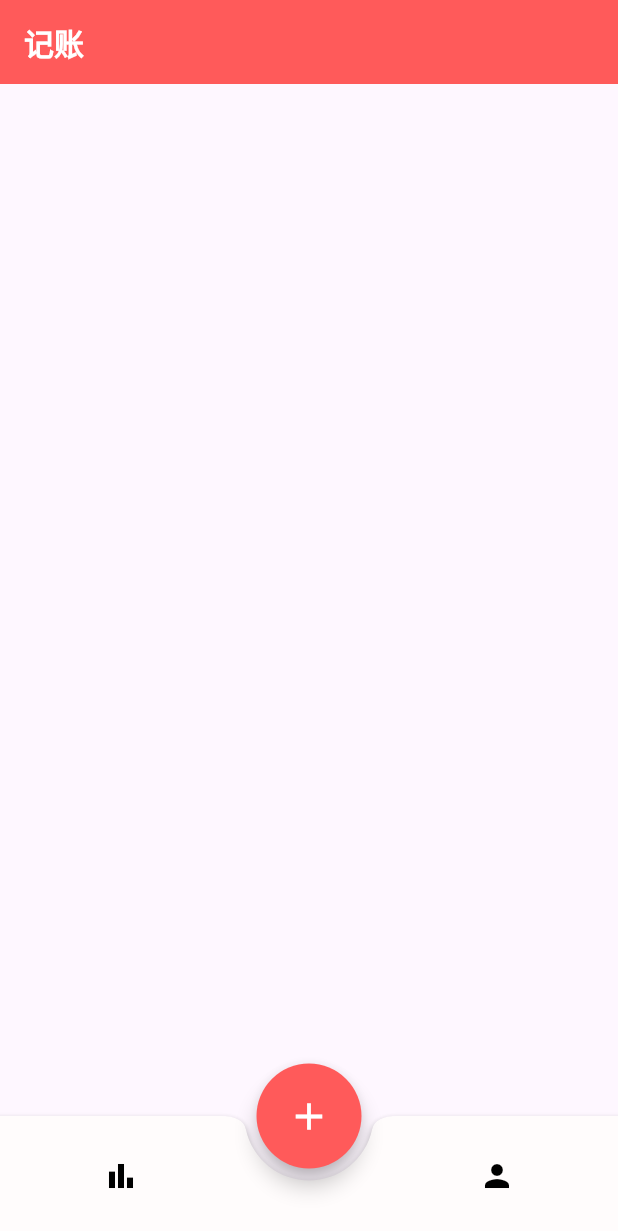
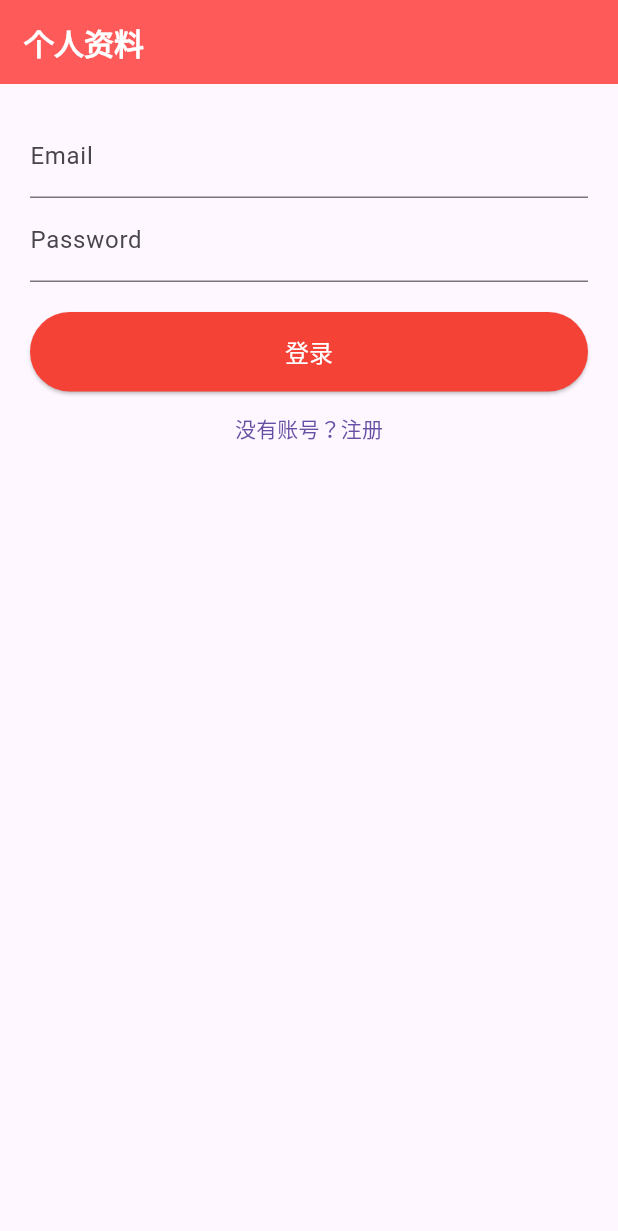
Before and after one commit to Rouben-Teh/MyBookkeeping, a Flutter app: the screen it shows after launch, on a phone screen of 412 x 824 dp. Shown: the top 1231 px of the screen. Run offline on Flutter 3.47's test engine with Material 3 defaults, Android fonts, the phone set to English and light mode, and no system bars; our stand-ins replace shared_preferences.

Commit message:
login as first screen when not login, transaction not show bug fixed, add category column at data

```diff
--- a/flutter_app/lib/main.dart
+++ b/flutter_app/lib/main.dart
@@ -1,11 +1,12 @@
 import 'package:flutter/material.dart';
 import 'package:provider/provider.dart';
 import 'utils/app_state.dart';
+import 'singleton/singleton.dart';
 import 'pages/splash_page.dart';
 
 void main() {
   runApp(ChangeNotifierProvider(
-    create: (_) => AppState(),
+    create: (_) => Global.appState,
     child: MyApp(),
   ));
 }
--- /dev/null
+++ b/flutter_app/lib/pages/login_page.dart
@@ -0,0 +1,125 @@
+import 'package:flutter/material.dart';
+import 'package:my_bookkeeping/pages/home_page.dart';
+import 'package:my_bookkeeping/service/api_service.dart';
+import 'dart:convert';
+import 'package:provider/provider.dart';
+import '../utils/NetUtils.dart';
+import 'package:shared_preferences/shared_preferences.dart';
+import '../utils/app_state.dart';
+import 'register_page.dart';
+
+class LoginPage extends StatefulWidget {
+  @override
+  _LoginPageState createState() => _LoginPageState();
+
+  const LoginPage({Key? key}) : super(key: key);
+}
+
+class _LoginPageState extends State<LoginPage> {
+  final emailCtrl = TextEditingController();
+  final passwordCtrl = TextEditingController();
+
+  @override
+  void initState() {
+    super.initState();
+    emailCtrl.text = Provider.of<AppState>(context, listen: false).email;
+  }
+
+  Future<void> login() async {
+    try {
+      String email = emailCtrl.text;
+      String password = passwordCtrl.text;
+
+      print("尝试登录: $email $password");
+
+      final res = await NetService()
+          .httpPost("login", {"email": email, "password": password});
+
+      final data = json.decode(res.body);
+
+      if (data['token'] == null) {
+        print("登录失败: ${data['error']}");
+        return;
+      }
+
+      final prefs = await SharedPreferences.getInstance();
+      await prefs.setString('token', data['token']);
+      await prefs.setString('userId', data['id'].toString());
+      await prefs.setString('email', email);
+
+      setState(() {
+        Provider.of<AppState>(context, listen: false)
+            .login(data['token'], data['id'].toString(), email);
+
+        NetService().setToken(data['token']);
+      });
+
+      APIService().fetchTransactions();
+
+      Navigator.pushReplacement(
+        context,
+        MaterialPageRoute(builder: (_) => HomePage()),
+      );
+
+      print("登录: $email $password");
+    } catch (e) {
+      print('post error: $e');
+    }
+  }
+
+  Widget loginWidget(BuildContext context) {
+    return Padding(
+      padding: EdgeInsets.all(20),
+      child: Column(
+        children: [
+          TextField(
+            controller: emailCtrl,
+            decoration: InputDecoration(labelText: "Email"),
+          ),
+          TextField(
+            controller: passwordCtrl,
+            obscureText: true,
+            decoration: InputDecoration(labelText: "Password"),
+          ),
+          SizedBox(height: 20),
+          SizedBox(
+            width: double.infinity,
+            child: ElevatedButton(
+              style: ElevatedButton.styleFrom(
+                backgroundColor: Colors.red,
+                padding: EdgeInsets.symmetric(vertical: 15),
+              ),
+              onPressed: login,
+              child: Text("登录",
+                  style: TextStyle(fontSize: 16, color: Colors.white)),
+            ),
+          ),
+          TextButton(
+            onPressed: () {
+              Navigator.push(
+                context,
+                MaterialPageRoute(builder: (_) => RegisterPage()),
+              );
+            },
+            child: Text("没有账号？注册"),
+          )
+        ],
+      ),
+    );
+  }
+
+  @override
+  Widget build(BuildContext context) {
+    return Scaffold(
+      appBar: AppBar(
+        title: Text("个人资料",
+            style: TextStyle(
+                color: Colors.white, // 设置标题文字颜色
+                fontSize: 20, // 设置标题文字大小
+                fontWeight: FontWeight.bold)), // 设置标题文字加粗
+        backgroundColor: Color(0xFFFF5A5A), // 设置AppBar背景颜色
+      ),
+      body: loginWidget(context),
+    );
+  }
+}
--- a/flutter_app/lib/pages/record_details_page.dart
+++ b/flutter_app/lib/pages/record_details_page.dart
@@ -25,11 +25,11 @@ class _RecordDetailsPageState extends State<RecordDetailsPage> {
           children: [
             Expanded(
               child: ListView.builder(
-                itemCount: Provider.of<AppState>(context, listen: false)
+                itemCount: Provider.of<AppState>(context, listen: true)
                     .transactions
                     .length,
                 itemBuilder: (context, i) {
-                  final t = Provider.of<AppState>(context, listen: false)
+                  final t = Provider.of<AppState>(context, listen: true)
                       .transactions[i];
                   return ListTile(
                     title: Text('¥${t['amount']}'),
--- /dev/null
+++ b/flutter_app/lib/singleton/singleton.dart
@@ -0,0 +1,5 @@
+import '../utils/app_state.dart';
+
+class Global {
+  static final AppState appState = AppState();
+}
--- a/flutter_app/lib/utils/NetUtils.dart
+++ b/flutter_app/lib/utils/NetUtils.dart
@@ -1,10 +1,8 @@
 import 'package:http/http.dart' as http;
-import 'package:provider/provider.dart';
 import 'dart:convert';
-import 'app_state.dart';
 
 class NetService {
-  static String? token;
+  static String token = "";
 
   void setToken(String t) {
     token = t;
--- a/flutter_app/lib/utils/app_state.dart
+++ b/flutter_app/lib/utils/app_state.dart
@@ -14,7 +14,7 @@ class AppState extends ChangeNotifier {
     email = _email;
     isLoggedIn = true;
     notifyListeners();
-    print("用户登录状态已更新: $isLoggedIn");
+    print("用户登录状态已更新: $userId $email $isLoggedIn");
   }
 
   void logout() {
@@ -28,6 +28,12 @@ class AppState extends ChangeNotifier {
 
   void setTransactions(List data) {
     transactions = data;
+    print("交易记录已更新: ${transactions}");
     notifyListeners(); // 通知所有UI刷新
   }
+
+  void checkVariables() {
+    print(
+        "当前用户状态: isLoggedIn=$isLoggedIn, token=$token, userId=$userId, email=$email, transactions=${transactions.length} 条, 数据: ${transactions}");
+  }
 }
```
Also changed, not shown: flutter_app/lib/pages/profile_page.dart (+12 -70 lines), flutter_app/lib/pages/record_page.dart (+24 -45 lines), flutter_app/lib/pages/splash_page.dart (+16 -25 lines), flutter_app/lib/service/api_service.dart (added, +54 -0 lines), flutter_app/lib/widgets/custom_expense_category.dart (+27 -8 lines), 2 other files.
